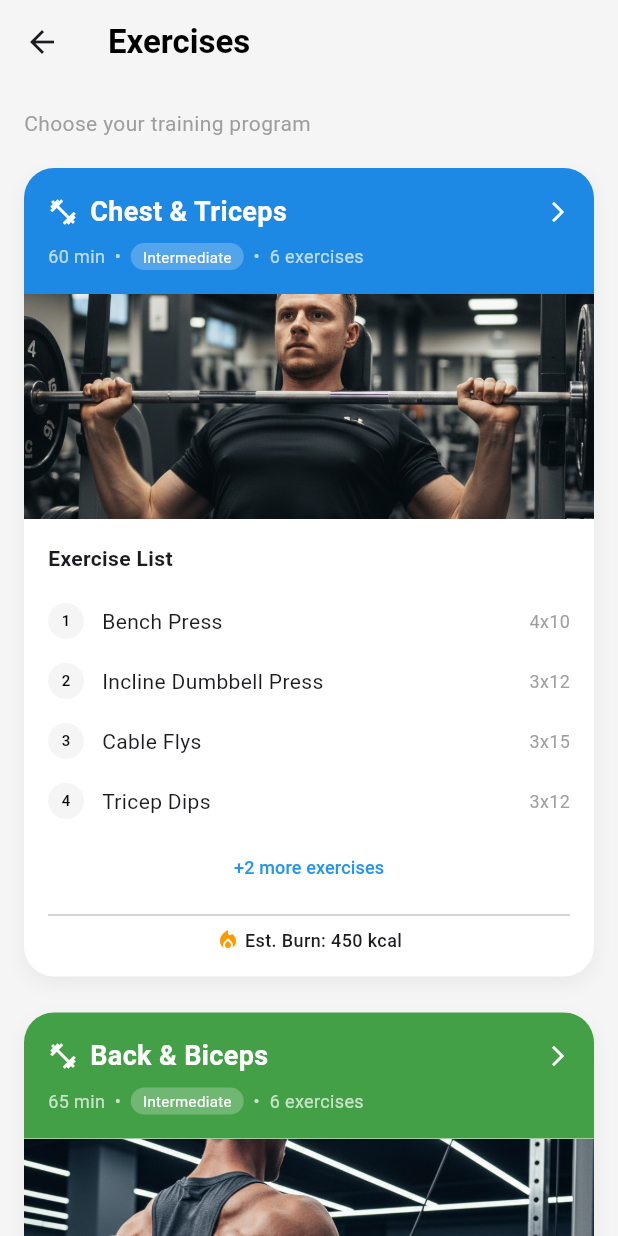
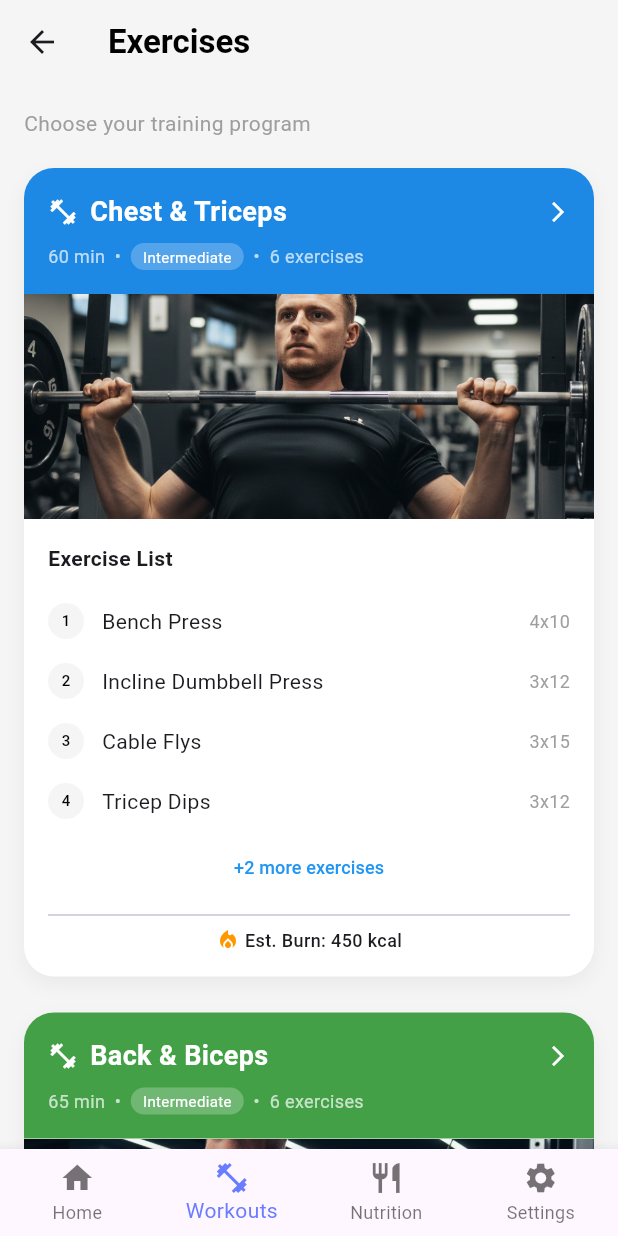
Before and after one commit to Paki10/GymApp_Repository, a Flutter app: the ExercisesPage screen opened directly, on a phone screen of 412 x 824 dp. Run offline on Flutter 3.47's test engine with Material 3 defaults, Android fonts, the phone set to English and light mode, and no system bars; our stand-ins replace firebase_auth, firebase_core; accounts and stored records are empty.

Commit message:
Bottom navigatie gezet bij nutrution en exercise pagina, en widget aangemaakt.

```diff
--- a/lib/pages/exercises_page.dart
+++ b/lib/pages/exercises_page.dart
@@ -1,4 +1,8 @@
+
 import 'package:flutter/material.dart';
+import '../widgets/app_bottom_navigation.dart';
+
+
 
 // Docs: https://api.flutter.dev/flutter/widgets/StatefulWidget-class.html
 class ExercisesPage extends StatefulWidget {
@@ -112,8 +116,12 @@ class _ExercisesPageState extends State<ExercisesPage> {
               ],
             ),
           ],
+
         ),
       ),
+      bottomNavigationBar:AppBottomNavigation(
+            currentIndex: 1,
+           )
     );
   }
 
@@ -344,6 +352,7 @@ class _ExercisesPageState extends State<ExercisesPage> {
             ),
           ),
         ],
+
       ),
     );
   }
--- a/lib/pages/nutrition_page.dart
+++ b/lib/pages/nutrition_page.dart
@@ -1,5 +1,5 @@
 import 'package:flutter/material.dart';
-
+import 'package:gym_app1/widgets/app_bottom_navigation.dart';
 class NutritionPage extends StatefulWidget {
   const NutritionPage({super.key});
 
@@ -125,6 +125,7 @@ class _NutritionPageState extends State<NutritionPage> {
             ),
           ],
         ),
+        bottomNavigationBar: AppBottomNavigation(currentIndex: 2),
       ),
     );
   }
--- /dev/null
+++ b/lib/widgets/app_bottom_navigation.dart
@@ -0,0 +1,61 @@
+import 'package:flutter/material.dart';
+
+import '../pages/home_page.dart';
+import '../pages/exercises_page.dart';
+import '../pages/nutrition_page.dart';
+import '../pages/settings_page.dart';
+
+class AppBottomNavigation extends StatelessWidget {
+  final int currentIndex;
+
+  const AppBottomNavigation({
+    super.key,
+    required this.currentIndex,
+  });
+
+  @override
+  Widget build(BuildContext context) {
+    return BottomNavigationBar(
+      type: BottomNavigationBarType.fixed,
+      currentIndex: currentIndex,
+      selectedItemColor: const Color(0xFF6A7CFF),
+      onTap: (index) {
+        if (index == currentIndex) return;
+
+        if (index == 0) {
+          Navigator.pushReplacement(
+            context,
+            MaterialPageRoute(builder: (_) => const HomePage()),
+          );
+        }
+        if (index == 1) {
+          Navigator.pushReplacement(
+            context,
+            MaterialPageRoute(builder: (_) => const ExercisesPage()),
+          );
+        }
+        if (index == 2) {
+          Navigator.pushReplacement(
+            context,
+            MaterialPageRoute(builder: (_) => const NutritionPage()),
+          );
+        }
+        if (index == 3) {
+          Navigator.pushReplacement(
+            context,
+            MaterialPageRoute(builder: (_) => const SettingsPage()),
+          );
+        }
+      },
+      items: const [
+        BottomNavigationBarItem(icon: Icon(Icons.home), label: 'Home'),
+        BottomNavigationBarItem(
+            icon: Icon(Icons.fitness_center), label: 'Workouts'),
+        BottomNavigationBarItem(
+            icon: Icon(Icons.restaurant), label: 'Nutrition'),
+        BottomNavigationBarItem(
+            icon: Icon(Icons.settings), label: 'Settings'),
+      ],
+    );
+  }
+}
```
Also changed, not shown: lib/pages/home_page.dart (+14 -0 lines).
